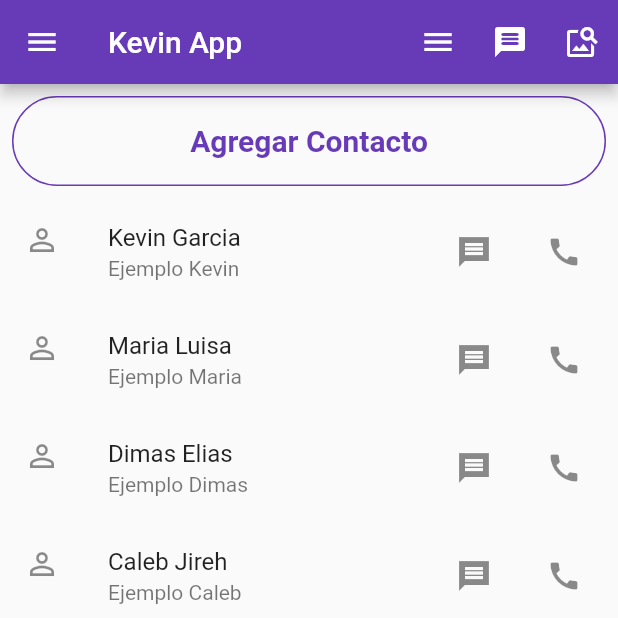
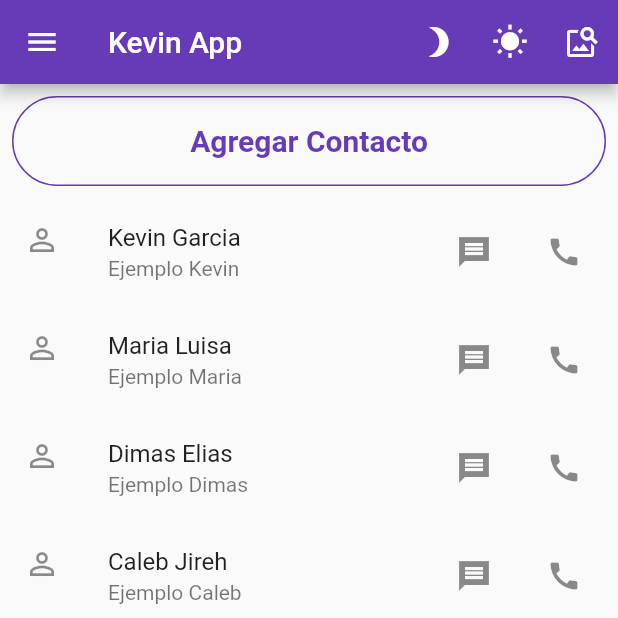
Before and after one commit to kevinShogun/Contact_app, a Flutter app: the screen it shows after launch, on a phone screen of 412 x 824 dp, the top half of it. Run offline on Flutter 3.47's test engine with Material 2 defaults, Android fonts, the light colour scheme and no system bars; statements that could not run were skipped.

Commit message:
Create Dark and Light Theme For My App

```diff
--- /dev/null
+++ b/lib/Controllers/theme_controller.dart
@@ -0,0 +1,13 @@
+import 'package:flutter/foundation.dart';
+
+class ThemeController {
+  static final ThemeController instancia = ThemeController._();
+  ThemeController._();
+
+  ValueNotifier<bool> isDark = ValueNotifier<bool>(false);
+
+  void changeTheme(bool value) {
+    isDark.value = value;
+    print('Enter');
+  }
+}
--- a/lib/UI/Pages/home_page.dart
+++ b/lib/UI/Pages/home_page.dart
@@ -1,6 +1,6 @@
 import 'package:flutter/material.dart';
 import 'package:flutter/cupertino.dart';
-import 'package:flutter_app/UI/Pages/form_contact_page.dart';
+import 'package:flutter_app/Controllers/theme_controller.dart';
 import 'package:flutter_app/UI/Widgets/custom_list_title.dart';
 import 'package:flutter_app/UI/Widgets/custom_button.dart';
 import 'package:flutter_app/Models/persona_modelo.dart';
@@ -46,6 +46,8 @@ class _HomePageState extends State<HomePage> {
   int picker;
 
   Widget csButton = new CustomButton();
+
+  ThemeController _controller = ThemeController.instancia;
 
   @override
   void initState() {
@@ -111,11 +113,16 @@ class _HomePageState extends State<HomePage> {
       appBar: AppBar(
         actions: <Widget>[
           IconButton(
-              icon: Icon(Icons.menu),
+              icon: Icon(Icons.brightness_3),
               onPressed: () {
                 print('Presionando Menu');
+                _controller.changeTheme(true);
               }),
-          IconButton(icon: Icon(Icons.message_rounded), onPressed: () {}),
+          IconButton(
+              icon: Icon(Icons.wb_sunny),
+              onPressed: () {
+                _controller.changeTheme(false);
+              }),
           IconButton(icon: Icon(Icons.image_search_outlined), onPressed: () {})
         ],
         title: Text(titulo),
--- a/lib/UI/Widgets/custom_button.dart
+++ b/lib/UI/Widgets/custom_button.dart
@@ -1,9 +1,9 @@
 import 'package:flutter/material.dart';
 import 'package:flutter_app/Controllers/main_controller.dart';
-import 'package:flutter_app/UI/Pages/form_contact_page.dart';
 
 class CustomButton extends StatelessWidget {
-  ValueNotifier<String> titulo = ValueNotifier<String>('Agregar Contacto');
+  final ValueNotifier<String> titulo =
+      ValueNotifier<String>('Agregar Contacto');
 
   @override
   Widget build(BuildContext context) {
--- a/lib/main.dart
+++ b/lib/main.dart
@@ -1,5 +1,6 @@
 import 'package:flutter/material.dart';
 import 'package:flutter/cupertino.dart';
+import 'package:flutter_app/Controllers/theme_controller.dart';
 import 'package:flutter_app/UI/Pages/contact_details_page.dart';
 import 'package:flutter_app/UI/Pages/form_contact_page.dart';
 import 'package:flutter_app/UI/Pages/home_page.dart';
@@ -17,8 +18,13 @@ class MyApp extends StatelessWidget {
     );
   }
 
+  final ThemeController _controller = ThemeController.instancia;
+
   @override
   Widget build(BuildContext context) {
+    return ValueListenableBuilder(
+        valueListenable: _controller.isDark,
+        builder: (context, value, child) {
           return MaterialApp(
               routes: {
                 'detalle_contacto': (context) => ContactDetails(),
@@ -28,7 +34,9 @@ class MyApp extends StatelessWidget {
               theme: ThemeData(
                 primarySwatch: Colors.deepPurple,
                 visualDensity: VisualDensity.adaptivePlatformDensity,
+                brightness: value ? Brightness.dark : Brightness.light,
               ),
               home: HomePage());
+        });
   }
 }
```
Lines whose indentation alone changed are shown as unchanged.
